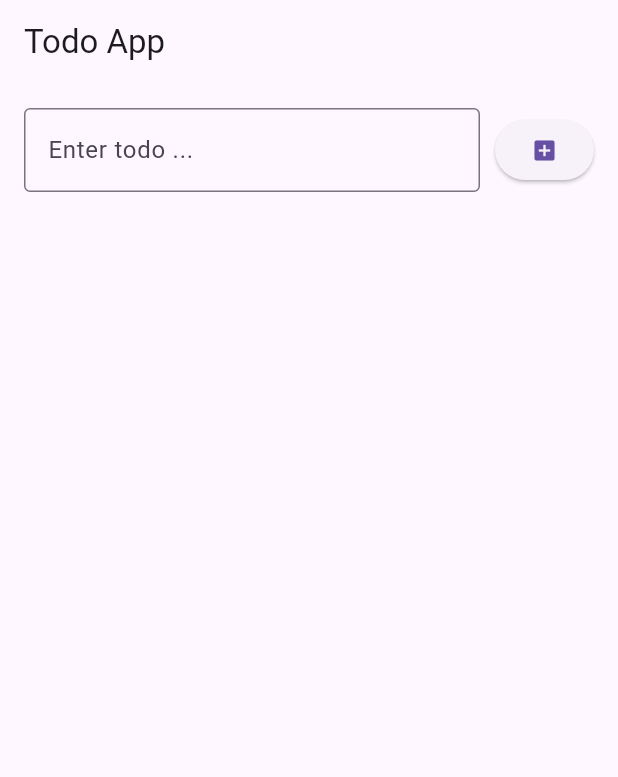
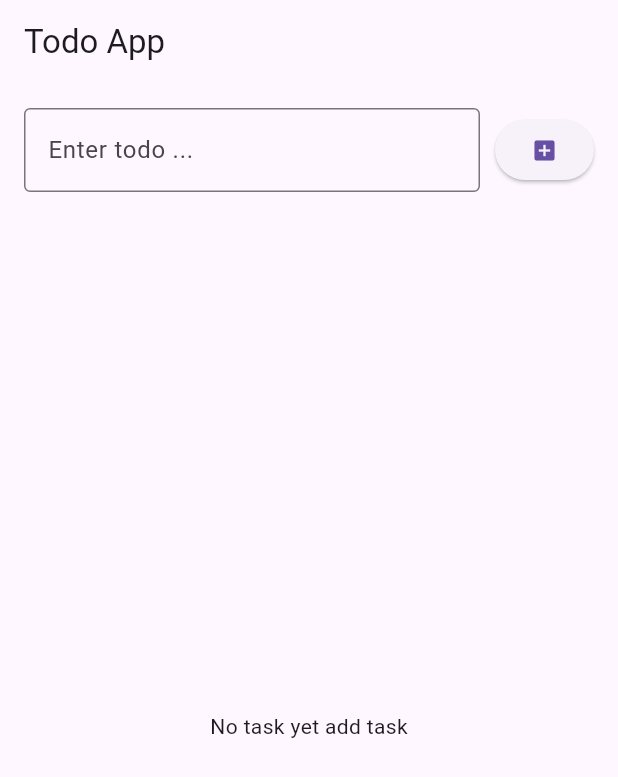
Before and after one commit to Sumeyahassen/Scientific-Calculator, a Flutter app: the screen it shows after launch, on a phone screen of 412 x 824 dp. Shown: the top 777 px of the screen. Run offline on Flutter 3.47's test engine with Material 3 defaults, Android fonts, the phone set to English and light mode, and no system bars.

Commit message:
to commplate flutter simple to do app

```diff
--- a/calclater/lib/screen/todo_screen.dart
+++ b/calclater/lib/screen/todo_screen.dart
@@ -2,6 +2,7 @@
 import 'dart:math';
 import 'package:calclater/model/todo.dart';
 import 'package:calclater/widget/add_todo_bar.dart';
+import 'package:calclater/widget/todo_items.dart';
 import 'package:flutter/material.dart';
 class TodoScreen extends StatefulWidget {
   // consteracter
@@ -35,6 +36,14 @@ class _TodoScreenState extends State<TodoScreen> {
       body:Column(
        children: [
          AddTodoBar(controller:controller,onAdd:addTodo),
+         Expanded(child:todos.isEmpty? Center(
+          child: Text("No task yet add task"),
+         ):ListView.builder(
+          itemCount: todos.length,
+          itemBuilder: (context, index) {
+            return TodoItems(todo: todos[index], onDelet: ()=>deletTodo(todos[index].id));
+          } ,
+         ))
        ],
       ) ,
     );
```
Also changed, not shown: calclater/lib/widget/todo_items.dart (added, +15 -0 lines).
